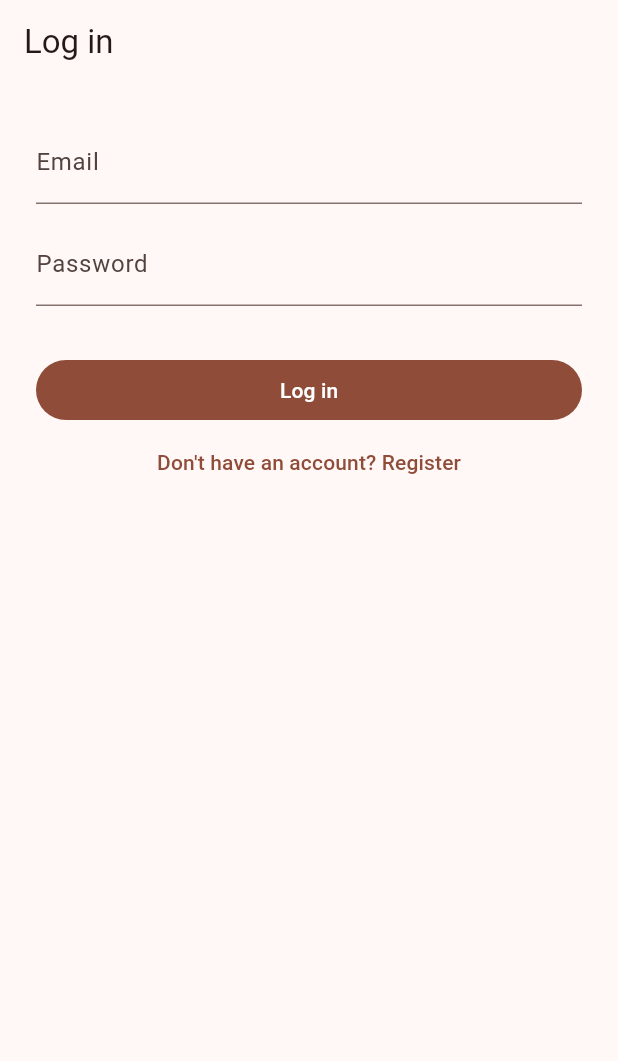
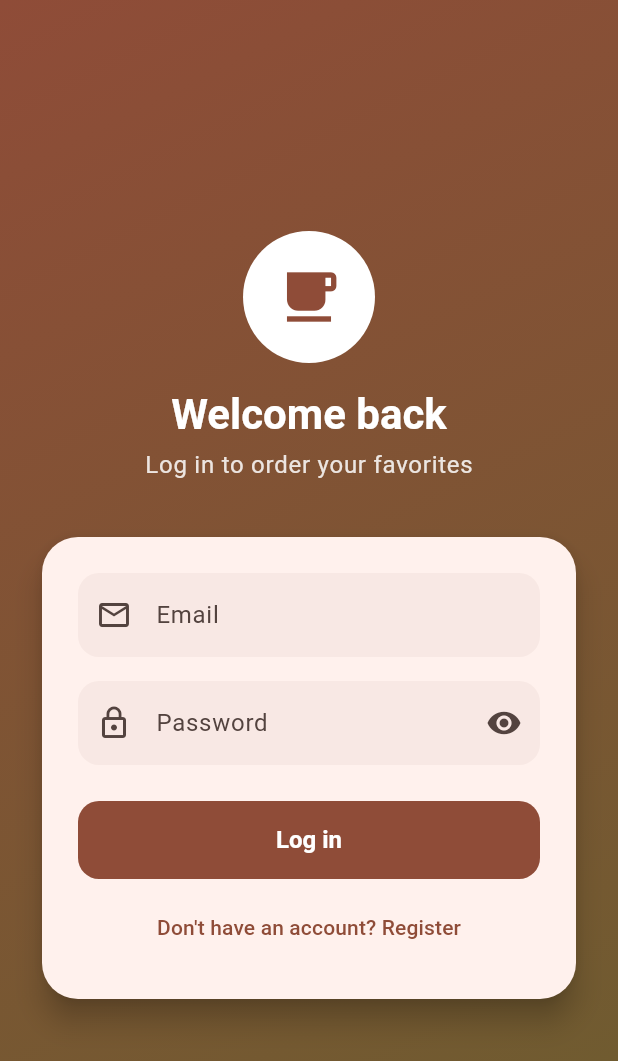
Before and after one commit to leryramos16/modern_ordering_app, a Flutter app: the screen it shows after launch, on a phone screen of 412 x 824 dp. Shown: the top 1061 px of the screen. Run offline on Flutter 3.47's test engine with Material 3 defaults, Android fonts, the phone set to English and light mode, and no system bars; our stand-ins replace flutter_secure_storage.

Commit message:
Animated login

```diff
--- a/lib/main.dart
+++ b/lib/main.dart
@@ -4,6 +4,7 @@ import 'package:shared_models/shared_models.dart';
 import 'screens/home_screen.dart';
 import 'screens/login_screen.dart';
 import 'services/auth_service.dart';
+import 'theme/app_theme.dart';
 
 void main() {
   runApp(const MyApp());
@@ -16,7 +17,7 @@ class MyApp extends StatelessWidget {
   Widget build(BuildContext context) {
     return MaterialApp(
       title: 'MODERN ORDERING APP',
-      theme: ThemeData(colorSchemeSeed: Colors.deepOrange),
+      theme: AppTheme.light(),
       home: const AuthGate(),
     );
   }
--- a/lib/screens/home_screen.dart
+++ b/lib/screens/home_screen.dart
@@ -20,17 +20,70 @@ class HomeScreen extends StatelessWidget {
 
   @override
   Widget build(BuildContext context) {
+    final colors = Theme.of(context).colorScheme;
+    final textTheme = Theme.of(context).textTheme;
+
     return Scaffold(
       appBar: AppBar(
-        title: Text('Hi, ${user.name}'),
+        title: const Text('Modern Ordering'),
         actions: [
           IconButton(
+            tooltip: 'Log out',
             icon: const Icon(Icons.logout),
             onPressed: () => _logout(context),
           ),
         ],
       ),
-      body: Center(child: Text('Logged in as ${user.email} (${user.role})')),
+      body: ListView(
+        padding: const EdgeInsets.all(16),
+        children: [
+          Container(
+            padding: const EdgeInsets.all(20),
+            decoration: BoxDecoration(
+              gradient: LinearGradient(
+                colors: [colors.primary, colors.tertiary],
+              ),
+              borderRadius: BorderRadius.circular(20),
+            ),
+            child: Row(
+              children: [
+                CircleAvatar(
+                  radius: 28,
+                  backgroundColor: colors.onPrimary,
+                  child: Text(
+                    user.name[0].toUpperCase(),
+                    style: textTheme.titleLarge?.copyWith(
+                      color: colors.primary,
+                      fontWeight: FontWeight.bold,
+                    ),
+                  ),
+                ),
+                const SizedBox(width: 16),
+                Expanded(
+                  child: Column(
+                    crossAxisAlignment: CrossAxisAlignment.start,
+                    children: [
+                      Text(
+                        'Hi, ${user.name}!',
+                        style: textTheme.titleLarge?.copyWith(
+                          color: colors.onPrimary,
+                          fontWeight: FontWeight.bold,
+                        ),
+                      ),
+                      Text(
+                        user.email,
+                        style: TextStyle(
+                          color: colors.onPrimary.withValues(alpha: 0.85),
+                        ),
+                      ),
+                    ],
+                  ),
+                ),
+              ],
+            ),
+          ),
+        ],
+      ),
     );
   }
 }
--- a/lib/screens/login_screen.dart
+++ b/lib/screens/login_screen.dart
@@ -1,6 +1,7 @@
 import 'package:flutter/material.dart';
 
 import '../services/auth_service.dart';
+import '../widgets/scale_page_route.dart';
 import 'home_screen.dart';
 import 'register_screen.dart';
 
@@ -11,15 +12,35 @@ class LoginScreen extends StatefulWidget {
   State<LoginScreen> createState() => _LoginScreenState();
 }
 
-class _LoginScreenState extends State<LoginScreen> {
+class _LoginScreenState extends State<LoginScreen>
+    with TickerProviderStateMixin {
   final _formKey = GlobalKey<FormState>();
   final _emailController = TextEditingController();
   final _passwordController = TextEditingController();
+  late final AnimationController _logoController = AnimationController(
+    duration: const Duration(milliseconds: 800),
+    vsync: this,
+  )..forward();
+  late final Animation<double> _logoAnimation = CurvedAnimation(
+    parent: _logoController,
+    curve: Curves.fastOutSlowIn,
+  );
+  late final AnimationController _exitController = AnimationController(
+    duration: const Duration(milliseconds: 600),
+    vsync: this,
+  );
+  late final Animation<double> _exitAnimation =
+      Tween<double>(begin: 1.0, end: 0.0).animate(
+        CurvedAnimation(parent: _exitController, curve: Curves.easeInCubic),
+      );
   bool _loading = false;
+  bool _obscurePassword = true;
   String? _error;
 
   @override
   void dispose() {
+    _logoController.dispose();
+    _exitController.dispose();
     _emailController.dispose();
     _passwordController.dispose();
     super.dispose();
@@ -39,8 +60,10 @@ class _LoginScreenState extends State<LoginScreen> {
         _passwordController.text,
       );
       if (!mounted) return;
+      await _exitController.forward(); // 1. zoom the login out and WAIT for it
+      if (!mounted) return;
       Navigator.of(context).pushReplacement(
-        MaterialPageRoute(builder: (_) => HomeScreen(user: user)),
+        ScalePageRoute(page: HomeScreen(user: user)), // 2. then zoom Home in
       );
     } on AuthException catch (e) {
       setState(() => _error = e.message);
@@ -53,59 +76,166 @@ class _LoginScreenState extends State<LoginScreen> {
 
   @override
   Widget build(BuildContext context) {
+    final colors = Theme.of(context).colorScheme;
+
     return Scaffold(
-      appBar: AppBar(title: const Text('Log in')),
-      body: Padding(
+      body: Container(
+        decoration: BoxDecoration(
+          gradient: LinearGradient(
+            begin: Alignment.topLeft,
+            end: Alignment.bottomRight,
+            colors: [colors.primary, colors.tertiary],
+          ),
+        ),
+        child: SafeArea(
+          child: Center(
+            child: SingleChildScrollView(
               padding: const EdgeInsets.all(24),
-        child: Form(
+              child: ScaleTransition(
+                scale: _exitAnimation,
+                child: ConstrainedBox(
+                  constraints: const BoxConstraints(maxWidth: 420),
+                  child: Column(
+                    children: [
+                      _buildHeader(context),
+                      const SizedBox(height: 32),
+                      Card(
+                        elevation: 8,
+                        shape: RoundedRectangleBorder(
+                          borderRadius: BorderRadius.circular(24),
+                        ),
+                        child: Padding(
+                          padding: const EdgeInsets.all(24),
+                          child: _buildForm(context),
+                        ),
+                      ),
+                    ],
+                  ),
+                ),
+              ),
+            ),
+          ),
+        ),
+      ),
+    );
+  }
+
+  Widget _buildHeader(BuildContext context) {
+    final colors = Theme.of(context).colorScheme;
+    final textTheme = Theme.of(context).textTheme;
+
+    return Column(
+      children: [
+        ScaleTransition(
+          scale: _logoAnimation,
+          child: CircleAvatar(
+            radius: 44,
+            backgroundColor: colors.onPrimary,
+            child: Icon(Icons.local_cafe, size: 44, color: colors.primary),
+          ),
+        ),
+        const SizedBox(height: 16),
+        Text(
+          'Welcome back',
+          style: textTheme.headlineMedium?.copyWith(
+            color: colors.onPrimary,
+            fontWeight: FontWeight.bold,
+          ),
+        ),
+        const SizedBox(height: 4),
+        Text(
+          'Log in to order your favorites',
+          style: textTheme.bodyLarge?.copyWith(
+            color: colors.onPrimary.withValues(alpha: 0.85),
+          ),
+        ),
+      ],
+    );
+  }
+
+  Widget _buildForm(BuildContext context) {
+    final colors = Theme.of(context).colorScheme;
+
+    return Form(
       key: _formKey,
       child: Column(
         crossAxisAlignment: CrossAxisAlignment.stretch,
         children: [
           TextFormField(
             controller: _emailController,
-                decoration: const InputDecoration(labelText: 'Email'),
             keyboardType: TextInputType.emailAddress,
+            textInputAction: TextInputAction.next,
+            decoration: const InputDecoration(
+              labelText: 'Email',
+              prefixIcon: Icon(Icons.email_outlined),
+            ),
             validator: (value) => value != null && value.contains('@')
                 ? null
                 : 'Enter a valid email',
           ),
-              const SizedBox(height: 12),
+          const SizedBox(height: 16),
           TextFormField(
             controller: _passwordController,
-                decoration: const InputDecoration(labelText: 'Password'),
-                obscureText: true,
+            obscureText: _obscurePassword,
+            textInputAction: TextInputAction.done,
+            onFieldSubmitted: (_) => _submit(),
+            decoration: InputDecoration(
+              labelText: 'Password',
+              prefixIcon: const Icon(Icons.lock_outline),
+              suffixIcon: IconButton(
+                icon: Icon(
+                  _obscurePassword ? Icons.visibility : Icons.visibility_off,
+                ),
+                onPressed: () =>
+                    setState(() => _obscurePassword = !_obscurePassword),
+              ),
+            ),
             validator: (value) => value != null && value.isNotEmpty
                 ? null
                 : 'Enter your password',
           ),
+          if (_error != null) ...[
             const SizedBox(height: 16),
-              if (_error != null)
-                Text(
+            Container(
+              padding: const EdgeInsets.all(12),
+              decoration: BoxDecoration(
+                color: colors.errorContainer,
+                borderRadius: BorderRadius.circular(12),
+              ),
+              child: Row(
+                children: [
+                  Icon(Icons.error_outline, color: colors.onErrorContainer),
+                  const SizedBox(width: 8),
+                  Expanded(
+                    child: Text(
                       _error!,
-                  style: TextStyle(color: Theme.of(context).colorScheme.error),
+                      style: TextStyle(color: colors.onErrorContainer),
                     ),
-              const SizedBox(height: 16),
+                  ),
+                ],
+              ),
+            ),
+          ],
+          const SizedBox(height: 24),
           FilledButton(
             onPressed: _loading ? null : _submit,
             child: _loading
                 ? const SizedBox(
-                        height: 20,
-                        width: 20,
-                        child: CircularProgressIndicator(strokeWidth: 2),
+                    height: 22,
+                    width: 22,
+                    child: CircularProgressIndicator(strokeWidth: 2.5),
                   )
                 : const Text('Log in'),
           ),
+          const SizedBox(height: 8),
           TextButton(
-                onPressed: () => Navigator.of(context).push(
-                  MaterialPageRoute(builder: (_) => const RegisterScreen()),
-                ),
+            onPressed: () => Navigator.of(
+              context,
+            ).push(MaterialPageRoute(builder: (_) => const RegisterScreen())),
             child: const Text("Don't have an account? Register"),
           ),
         ],
       ),
-        ),
-      ),
     );
   }
 }
--- a/lib/screens/register_screen.dart
+++ b/lib/screens/register_screen.dart
@@ -1,4 +1,5 @@
 import 'package:flutter/material.dart';
+import '../widgets/scale_page_route.dart';
 
 import '../services/auth_service.dart';
 import 'home_screen.dart';
@@ -43,7 +44,7 @@ class _RegisterScreenState extends State<RegisterScreen> {
       if (!mounted) return;
       // Clear Login + Register from the back stack and go to Home.
       Navigator.of(context).pushAndRemoveUntil(
-        MaterialPageRoute(builder: (_) => HomeScreen(user: user)),
+        ScalePageRoute(page: HomeScreen(user: user)),
         (route) => false,
       );
     } on AuthException catch (e) {
--- /dev/null
+++ b/lib/theme/app_theme.dart
@@ -0,0 +1,36 @@
+import 'package:flutter/material.dart';
+
+class AppTheme {
+  static ThemeData light() {
+    final colors = ColorScheme.fromSeed(seedColor: Colors.deepOrange);
+
+    return ThemeData(
+      colorScheme: colors,
+      inputDecorationTheme: InputDecorationTheme(
+        filled: true,
+        fillColor: colors.surfaceContainerHighest.withValues(alpha: 0.5),
+        contentPadding: const EdgeInsets.symmetric(
+          horizontal: 16,
+          vertical: 16,
+        ),
+        border: OutlineInputBorder(
+          borderRadius: BorderRadius.circular(14),
+          borderSide: BorderSide.none,
+        ),
+        focusedBorder: OutlineInputBorder(
+          borderRadius: BorderRadius.circular(14),
+          borderSide: BorderSide(color: colors.primary, width: 2),
+        ),
+      ),
+      filledButtonTheme: FilledButtonThemeData(
+        style: FilledButton.styleFrom(
+          minimumSize: const Size.fromHeight(52),
+          shape: RoundedRectangleBorder(
+            borderRadius: BorderRadius.circular(14),
+          ),
+          textStyle: const TextStyle(fontSize: 16, fontWeight: FontWeight.w600),
+        ),
+      ),
+    );
+  }
+}
--- /dev/null
+++ b/lib/widgets/scale_page_route.dart
@@ -0,0 +1,19 @@
+import 'package:flutter/material.dart';
+
+/// A page route where the new screen grows from the center,
+/// like Flutter's ScaleTransition sample.
+class ScalePageRoute<T> extends PageRouteBuilder<T> {
+  ScalePageRoute({required Widget page})
+    : super(
+        transitionDuration: const Duration(milliseconds: 1200),
+        reverseTransitionDuration: const Duration(milliseconds: 800),
+        pageBuilder: (context, animation, secondaryAnimation) => page,
+        transitionsBuilder: (context, animation, secondaryAnimation, child) {
+          final curved = CurvedAnimation(
+            parent: animation,
+            curve: Curves.fastOutSlowIn,
+          );
+          return ScaleTransition(scale: curved, child: child);
+        },
+      );
+}
```
Also changed, not shown: 1 other file. Lines whose indentation alone changed are shown as unchanged.
